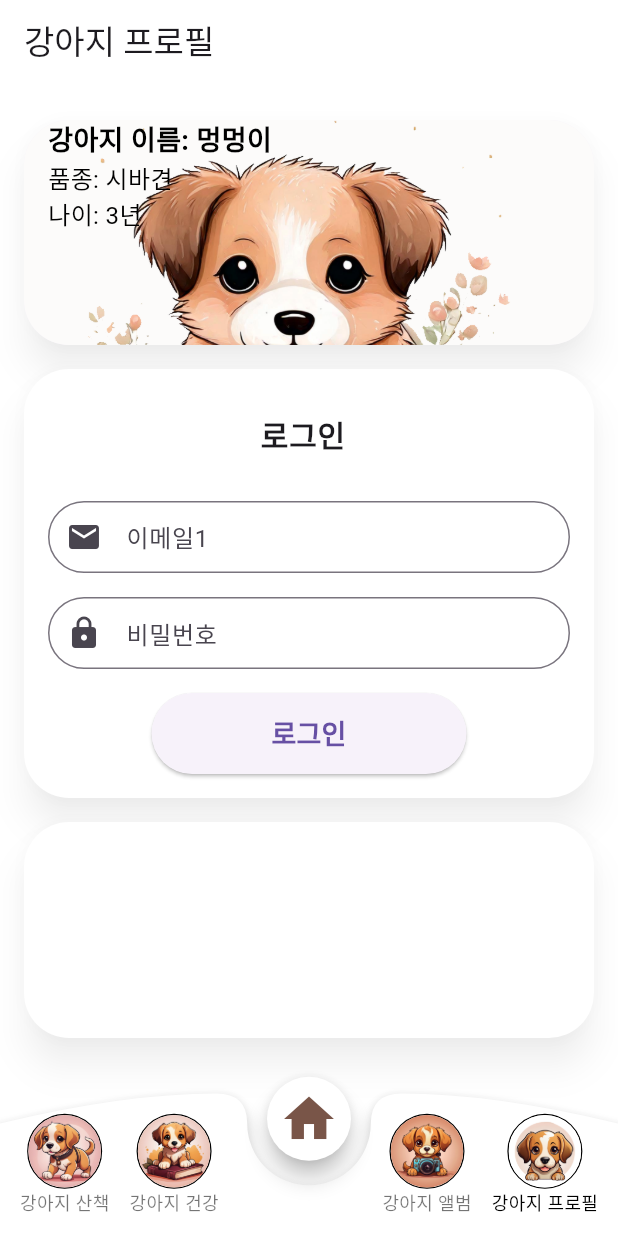
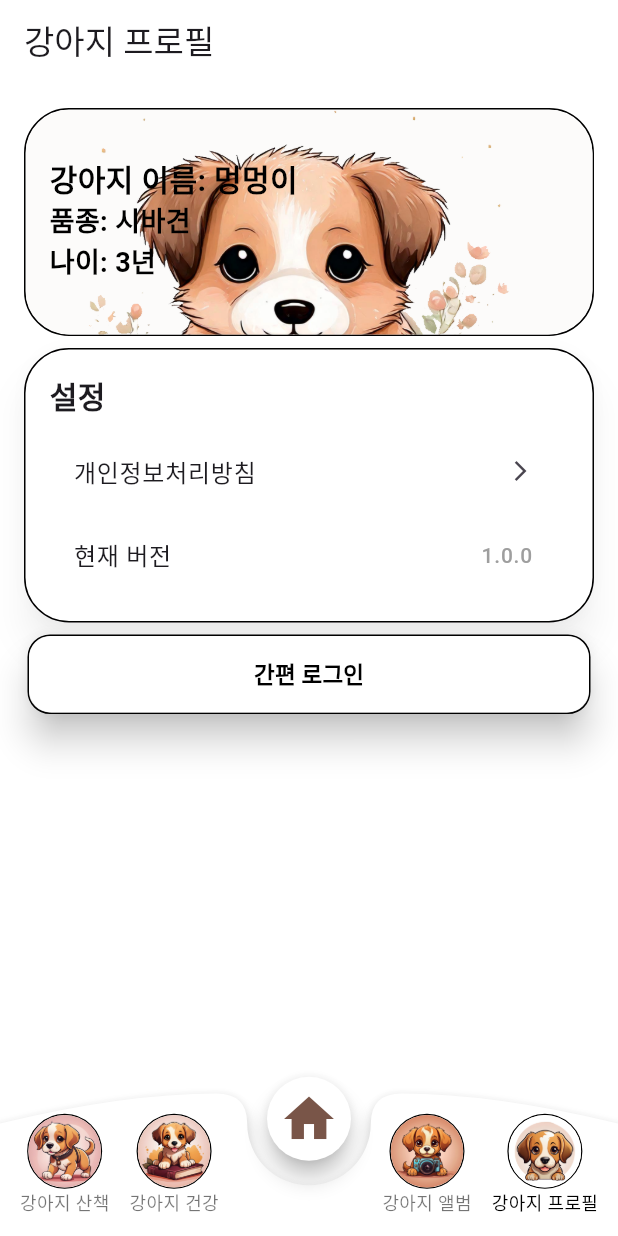
Before and after one commit to jeonghunlee99/Dog-Breed-Identification, a Flutter app: the screen it shows after launch, item 4 of the bottom bar chosen, on a phone screen of 412 x 824 dp. Run offline on Flutter 3.47's test engine with Material 3 defaults, Android fonts, the phone set to English and light mode, and no system bars; our stand-ins replace flutter_dotenv, flutter_riverpod, geolocator, image_picker, syncfusion_flutter_calendar, table_calendar; missing offline and left inert: flutter_naver_map.

Commit message:
프로필 페이지 강아지 프로필,설정,로그인 버튼 추가

```diff
--- a/lib/screen/dog_profile_screen.dart
+++ b/lib/screen/dog_profile_screen.dart
@@ -30,26 +30,26 @@ class _ProfilePageState extends State<ProfilePage> {
         children: [
           GestureDetector(
             onTap: _showEditProfileDialog,
-            child: Card(
-              margin: const EdgeInsets.symmetric(vertical: 8.0),
-              shape: RoundedRectangleBorder(
+            child: Container(
+              decoration: BoxDecoration(
                 borderRadius: BorderRadius.circular(30),
+                border: Border.all(color: Colors.black, width: 1.0),
               ),
-              elevation: 10,
-              shadowColor: Colors.black.withOpacity(0.3),
+              child: ClipRRect(
+                borderRadius: BorderRadius.circular(30),
                 child: Stack(
                   children: [
-                  ClipRRect(
-                    borderRadius: BorderRadius.circular(30),
-                    child: Image.asset(
+                    // 배경 이미지
+                    Image.asset(
                       'asset/dog_profile_card.png',
                       height: 150,
                       width: double.infinity,
                       fit: BoxFit.cover,
                     ),
-                  ),
+                    // 텍스트
                     Positioned(
-                    left: 16,
+                      bottom: 35, // 아래쪽 위치 조정
+                      left: 16, // 왼쪽 여백 조정
                       child: Column(
                         crossAxisAlignment: CrossAxisAlignment.start,
                         children: [
@@ -57,14 +57,15 @@ class _ProfilePageState extends State<ProfilePage> {
                             "강아지 이름: $dogName",
                             style: TextStyle(
                               fontWeight: FontWeight.bold,
-                            fontSize: 18,
+                              fontSize: 20,
                               color: Colors.black,
                             ),
                           ),
                           Text(
                             "품종: $dogBreed\n나이: $dogAge",
                             style: TextStyle(
-                            fontSize: 16,
+                              fontWeight: FontWeight.bold,
+                              fontSize: 18,
                               color: Colors.black,
                             ),
                           ),
@@ -75,76 +76,54 @@ class _ProfilePageState extends State<ProfilePage> {
                 ),
               ),
             ),
+          ),
           Card(
-            color: Colors.white,
             margin: const EdgeInsets.symmetric(vertical: 8.0),
             shape: RoundedRectangleBorder(
               borderRadius: BorderRadius.circular(30),
             ),
             elevation: 10,
             shadowColor: Colors.black.withOpacity(0.3),
-            child: Padding(
+            child: Container(
+              decoration: BoxDecoration(
+                color: Colors.white,
+                borderRadius: BorderRadius.circular(30),
+                border: Border.all(color: Colors.black, width: 1.0),
+              ),
               padding: const EdgeInsets.all(16.0),
               child: Column(
+                crossAxisAlignment: CrossAxisAlignment.start,
                 children: [
-                  // "로그인" 타이틀
-                  ListTile(
-                    title: Center(
+                  const Padding(
+                    padding: EdgeInsets.only(bottom: 8.0),
                     child: Text(
-                        '로그인',
+                      '설정',
                       style: TextStyle(
+                        fontSize: 20,
                         fontWeight: FontWeight.bold,
-                          fontSize: 20,
                       ),
                     ),
                   ),
+                  ListTile(
+                    title: const Text(
+                      '개인정보처리방침',
+                      style: TextStyle(fontSize: 16),
                     ),
-                  const SizedBox(height: 16),
-
-                  // 이메일 입력 필드
-                  TextField(
-                    decoration: InputDecoration(
-                      labelText: '이메일1',
-                      prefixIcon: Icon(Icons.email),
-                      border: OutlineInputBorder(
-                        borderRadius: BorderRadius.circular(30),
+                    trailing: const Icon(Icons.arrow_forward_ios, size: 16),
+                    onTap: () {
+                      // 클릭 이벤트
+                    },
                   ),
-                      contentPadding: EdgeInsets.symmetric(horizontal: 16),
+                  ListTile(
+                    title: const Text(
+                      '현재 버전',
+                      style: TextStyle(fontSize: 16),
                     ),
-                  ),
-                  const SizedBox(height: 16),
-
-                  // 비밀번호 입력 필드
-                  TextField(
-                    obscureText: true, // 비밀번호 입력 숨김
-                    decoration: InputDecoration(
-                      labelText: '비밀번호',
-                      prefixIcon: Icon(Icons.lock),
-                      border: OutlineInputBorder(
-                        borderRadius: BorderRadius.circular(30),
-                      ),
-                      contentPadding: EdgeInsets.symmetric(horizontal: 16),
-                    ),
-                  ),
-                  const SizedBox(height: 16),
-
-                  // 로그인 버튼
-                  ElevatedButton(
-                    onPressed: () {
-                      // 나중에 기능 추가 예정
-                    },
-                    style: ElevatedButton.styleFrom(
-                      shape: RoundedRectangleBorder(
-                        borderRadius: BorderRadius.circular(30),
-                      ),
-                      padding: const EdgeInsets.symmetric(vertical: 14, horizontal: 80),
-
-                    ),
-                    child: const Text(
-                      '로그인',
+                    trailing: const Text(
+                      '1.0.0',
                       style: TextStyle(
-                        fontSize: 18,
-                        fontWeight: FontWeight.bold,
+                        fontSize: 14,
+                        color: Colors.grey,
                       ),
                     ),
                   ),
@@ -152,26 +131,33 @@ class _ProfilePageState extends State<ProfilePage> {
               ),
             ),
           ),
-
-          Card(
-            color: Colors.white,
-            margin: const EdgeInsets.symmetric(vertical: 8.0),
+          Center(
+            child: Container(
+              decoration: BoxDecoration(
+                borderRadius: BorderRadius.circular(15),
+                border: Border.all(color: Colors.black, width: 1.0),
+              ),
+              child: ElevatedButton(
+                onPressed: () {
+                  // 나중에 기능 추가 예정
+                },
+                style: ElevatedButton.styleFrom(
+                  backgroundColor: Colors.white,
                   shape: RoundedRectangleBorder(
-              borderRadius: BorderRadius.circular(30),
+                    borderRadius: BorderRadius.circular(15),
                   ),
+                  padding: const EdgeInsets.symmetric(
+                      vertical: 14, horizontal: 150),
                   elevation: 10,
-            shadowColor: Colors.black.withOpacity(0.3),
-            child: Padding(
-              padding: const EdgeInsets.all(16.0),
-              child: Column(
-                children: [
-                  ListTile(
-                    title: const Text(''),
                 ),
-                  ListTile(
-                    title: const Text(''),
+                child: const Text(
+                  '간편 로그인',
+                  style: TextStyle(
+                    fontSize: 15,
+                    fontWeight: FontWeight.bold,
+                    color: Colors.black,
                   ),
-                ],
+                ),
               ),
             ),
           ),
```
Lines whose indentation alone changed are shown as unchanged.
